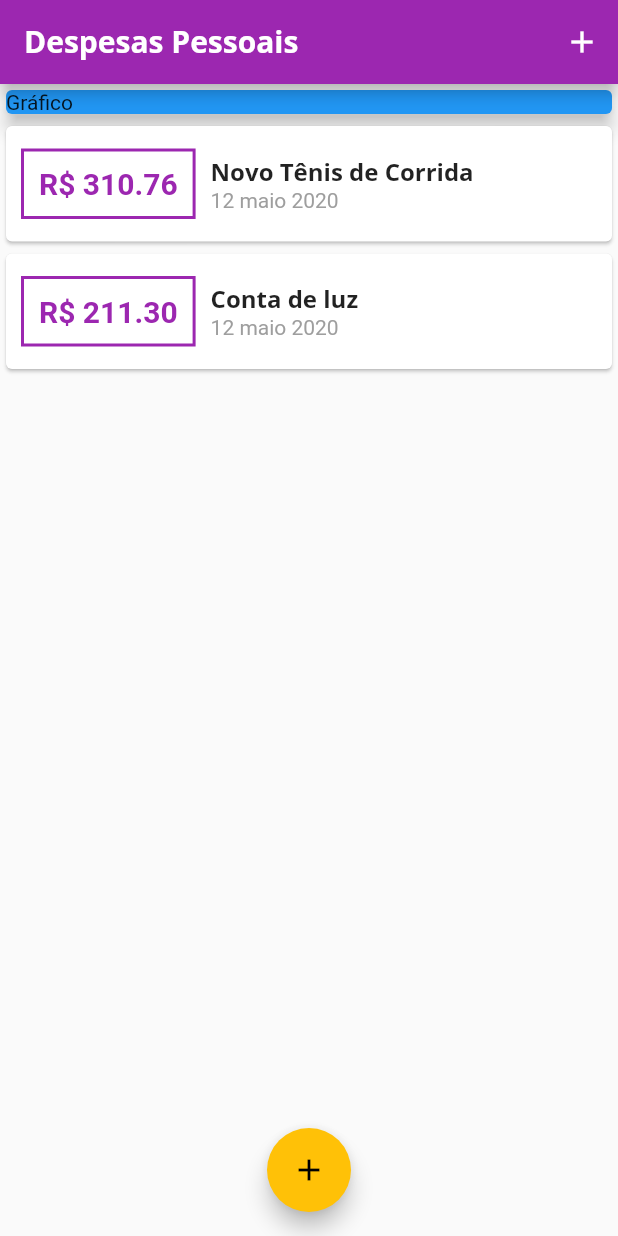
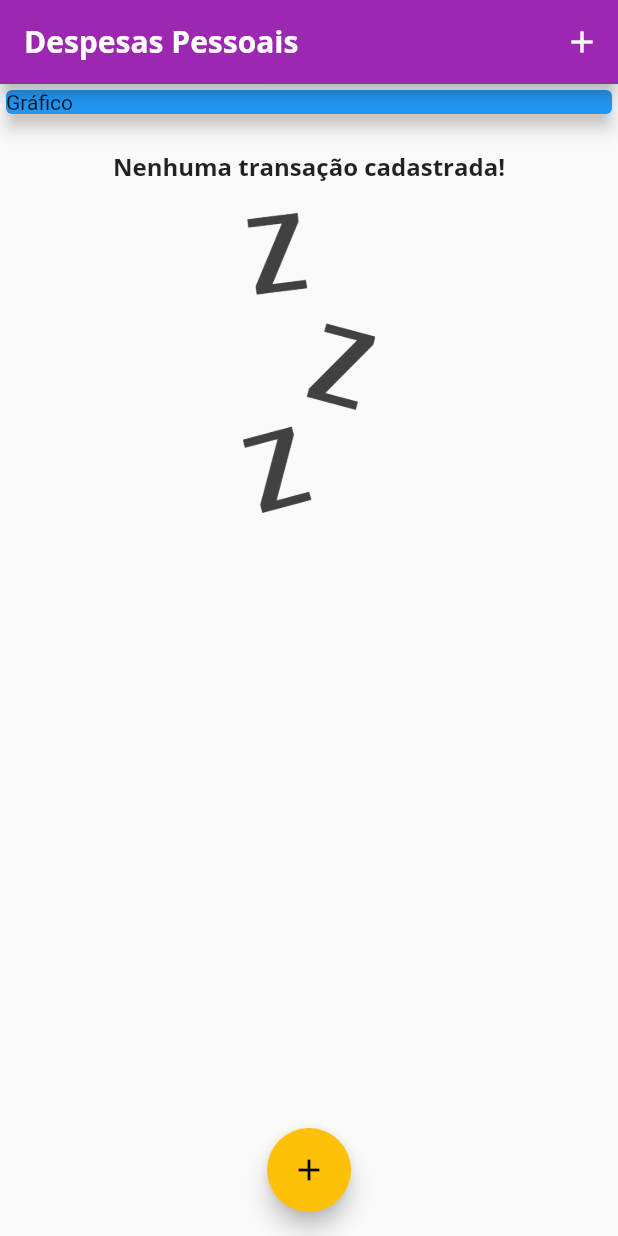
Before and after one commit to kendyosiro/curso_flutter-expenses, a Flutter app: the screen it shows after launch, on a phone screen of 412 x 824 dp. Run offline on Flutter 3.47's test engine with Material 2 defaults, Android fonts, the phone set to English and light mode, and no system bars.

```diff
--- a/lib/components/transaction_list.dart
+++ b/lib/components/transaction_list.dart
@@ -11,7 +11,25 @@ class TransactionList extends StatelessWidget {
   Widget build(BuildContext context) {
     return Container(
       height: 300,
-      child: ListView.builder(
+      child: transactions.isEmpty
+          ? Column(
+              children: <Widget>[
+                SizedBox(height: 20),
+                Text(
+                  'Nenhuma transação cadastrada!',
+                  style: Theme.of(context).textTheme.title,
+                ),
+                SizedBox(height: 20),
+                Container(
+                  height: 200,
+                  child: Image.asset(
+                    'assets/images/waiting.png',
+                    fit: BoxFit.cover
+                  ),
+                )
+              ],
+            )
+          : ListView.builder(
               itemCount: transactions.length,
               itemBuilder: (ctx, index) {
                 final tr = transactions[index];
--- a/lib/main.dart
+++ b/lib/main.dart
@@ -54,19 +54,19 @@ class MyHomePage extends StatefulWidget {
 }
 
 class _MyHomePageState extends State<MyHomePage> {
-  final _transactions = [
-    Transaction(
-      id: 't1',
-      title: 'Novo Tênis de Corrida',
-      value: 310.76,
-      date: DateTime.now(),
-    ),
-    Transaction(
-      id: 't2',
-      title: 'Conta de luz',
-      value: 211.30,
-      date: DateTime.now(),
-    ),
+  final List<Transaction> _transactions = [
+    // Transaction(
+    //   id: 't1',
+    //   title: 'Novo Tênis de Corrida',
+    //   value: 310.76,
+    //   date: DateTime.now(),
+    // ),
+    // Transaction(
+    //   id: 't2',
+    //   title: 'Conta de luz',
+    //   value: 211.30,
+    //   date: DateTime.now(),
+    // ),
   ];
 
   _addTransaction(String title, double value) {
--- a/pubspec.yaml
+++ b/pubspec.yaml
@@ -46,8 +46,8 @@ flutter:
   uses-material-design: true
 
   # To add assets to your application, add an assets section, like this:
-  # assets:
-  #  - images/a_dot_burr.jpeg
+  assets:
+   - assets/images/waiting.png
   #  - images/a_dot_ham.jpeg
 
   # An image asset can refer to one or more resolution-specific "variants", see
```
Also changed, not shown: assets/images/waiting.png (added). Lines whose indentation alone changed are shown as unchanged.
